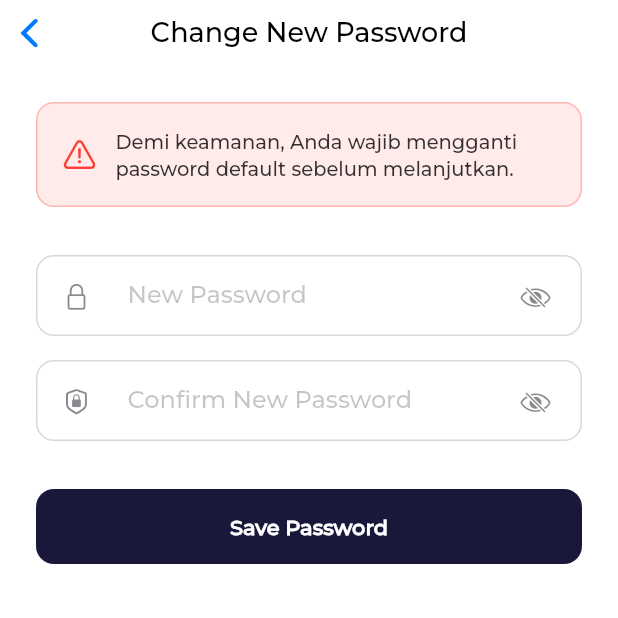
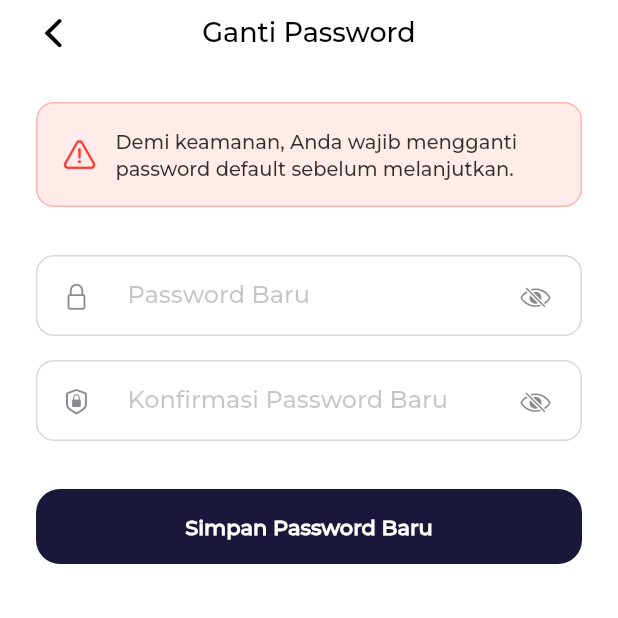
Before and after one commit to nauvaljanuarta/arek-muhammadiyah-mobile, a Flutter app: the ChangePasswordPage screen opened directly, on a phone screen of 412 x 824 dp, the top half of it. Run offline on Flutter 3.47's test engine with Material 3 defaults, Android fonts, the light colour scheme and no system bars; our stand-ins replace dio, file_picker, flutter_dotenv, flutter_html, image_picker, open_file and 2 more; accounts and stored records are empty; project files that could hold a hidden picture were left out.

Commit message:
feat : adding back button to llogin page

```diff
--- a/lib/pages/auth/change_password_page.dart
+++ b/lib/pages/auth/change_password_page.dart
@@ -19,6 +19,16 @@ class _ChangePasswordPageState extends State<ChangePasswordPage> {
   bool _obscureNew = true;
   bool _obscureConfirm = true;
 
+  @override
+  void initState() {
+    super.initState();
+    _invalidateSession();
+  }
+
+  Future<void> _invalidateSession() async {
+    await UserService.logout();
+  }
+
   void _handleChangePassword() async {
     FocusScope.of(context).unfocus();
 
@@ -35,14 +45,12 @@ class _ChangePasswordPageState extends State<ChangePasswordPage> {
       return;
     }
 
-    // 2. Nyalakan Loading Spinner (Animasi Puteran)
     setState(() => _isLoading = true);
 
     try {
       final user = UserService.currentUser;
       if (user == null) throw Exception("Sesi habis");
 
-      // Proses ke Backend (Di sini jedanya terjadi)
       await UserService.updateUser(user.id.toString(), {
         'password': _newPassController.text,
         'must_change_password': false,
@@ -74,7 +82,6 @@ class _ChangePasswordPageState extends State<ChangePasswordPage> {
     } catch (e) {
       if (mounted) _showError(e.toString().replaceAll('Exception: ', ''));
     } finally {
-      // 3. Matikan Loading Spinner
       if (mounted) setState(() => _isLoading = false);
     }
   }
@@ -99,8 +106,16 @@ class _ChangePasswordPageState extends State<ChangePasswordPage> {
   Widget build(BuildContext context) {
     return CupertinoPageScaffold(
       backgroundColor: AppTheme.background,
-      navigationBar: const CupertinoNavigationBar(
-        middle: Text("Change New Password"),
+      navigationBar: CupertinoNavigationBar(
+        middle: Text("Ganti Password"),
+        leading: CupertinoNavigationBarBackButton(
+          color: AppTheme.textPrimary,
+          onPressed: () {
+            Navigator.of(context).pushAndRemoveUntil(
+              CupertinoPageRoute(builder: (_) => const LoginPage()), (route) => false,
+            );
+          },
+        ),
       ),
       child: SafeArea(
         child: Padding(
@@ -135,7 +150,7 @@ class _ChangePasswordPageState extends State<ChangePasswordPage> {
 
               CupertinoTextField(
                 controller: _newPassController,
-                placeholder: "New Password",
+                placeholder: "Password Baru",
                 obscureText: _obscureNew,
                 padding: const EdgeInsets.all(16),
                 prefix: const Padding(
@@ -161,7 +176,7 @@ class _ChangePasswordPageState extends State<ChangePasswordPage> {
 
               CupertinoTextField(
                 controller: _confirmPassController,
-                placeholder: "Confirm New Password",
+                placeholder: "Konfirmasi Password Baru",
                 obscureText: _obscureConfirm,
                 padding: const EdgeInsets.all(16),
                 prefix: const Padding(
@@ -191,11 +206,11 @@ class _ChangePasswordPageState extends State<ChangePasswordPage> {
                 child: CupertinoButton(
                   padding: EdgeInsets.zero,
                   color: AppTheme.primaryDark,
-                  borderRadius: BorderRadius.circular(12),
+                  borderRadius: BorderRadius.circular(16),
                   onPressed: _isLoading ? null : _handleChangePassword,
                   child: _isLoading
                       ? const CupertinoActivityIndicator(color: AppTheme.primaryDark)
-                      : const Text("Save Password", style: TextStyle(color: Colors.white, fontWeight: FontWeight.bold)),
+                      : const Text("Simpan Password Baru", style: TextStyle(color: Colors.white, fontWeight: FontWeight.bold)),
                 ),
               ),
             ],
```
